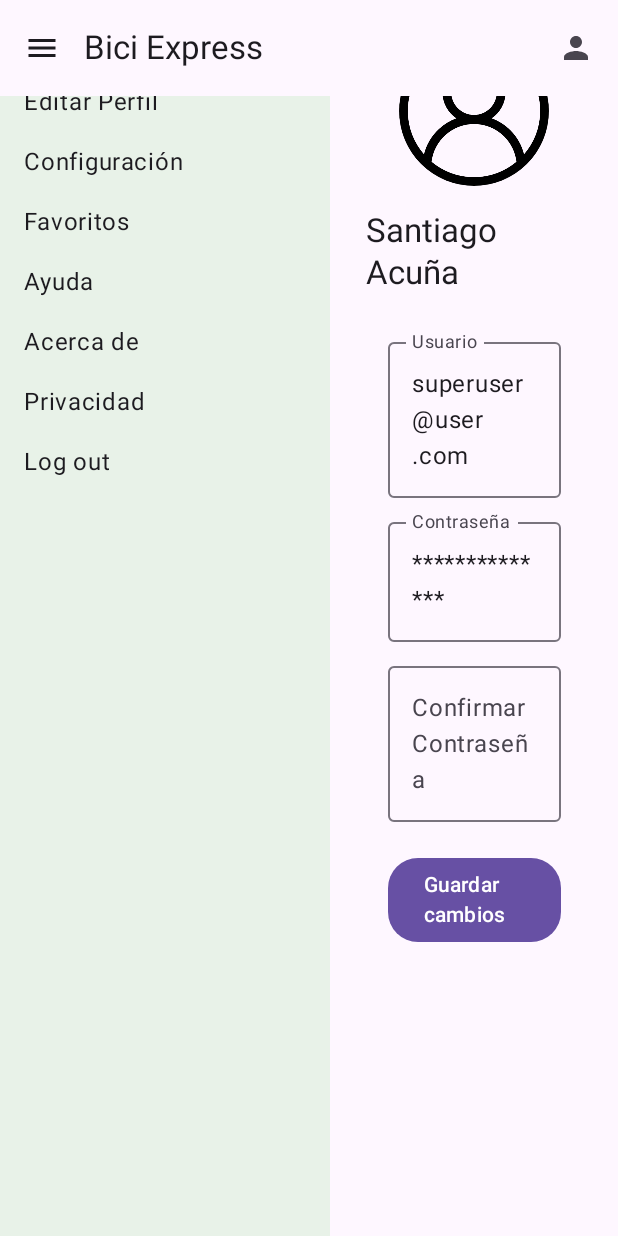
After one commit to lordimpi/BiciExpress, an Android app built with Jetpack Compose: the ProfileScreen screen opened through its navigation route, on a phone screen of 412 x 824 dp. The commit adds this screen. Run offline under Robolectric (Android 15) with nearby library versions, the phone set to English and light mode, and no system bars.

Commit message:
se realizan cambios a las pantallas

```diff
--- a/app/build.gradle.kts
+++ b/app/build.gradle.kts
@@ -49,6 +49,9 @@ dependencies {
     implementation(libs.androidx.ui.graphics)
     implementation(libs.androidx.ui.tooling.preview)
     implementation(libs.androidx.material3)
+    implementation(libs.androidx.navigation.compose)
+    implementation(libs.androidx.lifecycle.viewmodel.compose)
+    implementation(libs.coil.compose.v270)
     testImplementation(libs.junit)
     androidTestImplementation(libs.androidx.junit)
     androidTestImplementation(libs.androidx.espresso.core)
--- a/app/src/main/AndroidManifest.xml
+++ b/app/src/main/AndroidManifest.xml
@@ -1,6 +1,8 @@
 <?xml version="1.0" encoding="utf-8"?>
 <manifest xmlns:android="http://schemas.android.com/apk/res/android"
     xmlns:tools="http://schemas.android.com/tools">
+
+    <uses-permission android:name="android.permission.INTERNET" />
 
     <application
         android:allowBackup="true"
--- /dev/null
+++ b/app/src/main/java/edu/unicauca/apimovil/biciexpress/BiciExpressTopBar.kt
@@ -0,0 +1,28 @@
+package edu.unicauca.apimovil.biciexpress
+
+import androidx.compose.material.icons.Icons
+import androidx.compose.material.icons.filled.Menu
+import androidx.compose.material.icons.filled.Person
+import androidx.compose.material3.*
+import androidx.compose.runtime.Composable
+
+@OptIn(ExperimentalMaterial3Api::class)
+@Composable
+fun BiciExpressTopBar(
+    onMenuClick: () -> Unit,
+    onProfileClick: () -> Unit
+) {
+    TopAppBar(
+        title = { Text("Bici Express") },
+        navigationIcon = {
+            IconButton(onClick = onMenuClick) {
+                Icon(Icons.Filled.Menu, contentDescription = "Menú")
+            }
+        },
+        actions = {
+            IconButton(onClick = onProfileClick) {
+                Icon(Icons.Filled.Person, contentDescription = "Perfil")
+            }
+        }
+    )
+}
--- /dev/null
+++ b/app/src/main/java/edu/unicauca/apimovil/biciexpress/DrawerContent.kt
@@ -0,0 +1,84 @@
+package edu.unicauca.apimovil.biciexpress
+
+import androidx.compose.foundation.layout.Spacer
+import androidx.compose.foundation.layout.height
+import androidx.compose.material.icons.Icons
+import androidx.compose.material.icons.filled.Favorite
+import androidx.compose.material.icons.filled.Home
+import androidx.compose.material.icons.filled.Info
+import androidx.compose.material.icons.filled.Lock
+import androidx.compose.material.icons.filled.Search
+import androidx.compose.material.icons.filled.Settings
+import androidx.compose.material3.*
+import androidx.compose.runtime.Composable
+import androidx.compose.runtime.rememberCoroutineScope
+import androidx.compose.ui.Modifier
+import androidx.compose.ui.graphics.Color
+import androidx.compose.ui.unit.dp
+import androidx.navigation.NavController
+import kotlinx.coroutines.launch
+
+@Composable
+fun DrawerContent(
+    navController: NavController,
+    drawerState: DrawerState
+) {
+    val coroutineScope = rememberCoroutineScope()
+
+    ModalDrawerSheet(
+        drawerContainerColor = Color(0xFFE8F2E8)
+    ) {
+        Spacer(modifier = Modifier.height(16.dp))
+
+        DrawerMenuItem(
+            label = "Configuración",
+            icon = Icons.Filled.Settings,
+            onClick = {
+                coroutineScope.launch { drawerState.close() }
+                // navegar a configuración
+            }
+        )
+        DrawerMenuItem(
+            label = "Favoritos",
+            icon = Icons.Filled.Favorite,
+            onClick = {
+                coroutineScope.launch { drawerState.close() }
+                // Navegar para ir a favoritos
+            }
+        )
+        DrawerMenuItem(
+            label = "Ayuda",
+            icon = Icons.Filled.Search,
+            onClick = {
+                coroutineScope.launch { drawerState.close() }
+                // Navegar para ayuda
+            }
+        )
+        DrawerMenuItem(
+            label = "Acerca de",
+            icon = Icons.Filled.Info,
+            onClick = {
+                coroutineScope.launch { drawerState.close() }
+                navController.navigate(Screen.Credits.route)
+            }
+        )
+        DrawerMenuItem(
+            label = "Privacidad",
+            icon = Icons.Filled.Lock,
+            onClick = {
+                coroutineScope.launch { drawerState.close() }
+                // Aquí puedo navegar o abrir algo
+            }
+        )
+        DrawerMenuItem(
+            label = "Log out",
+            icon = Icons.Filled.Home,
+            onClick = {
+                coroutineScope.launch { drawerState.close() }
+                navController.navigate(Screen.Login.route) {
+                    popUpTo(0) // Limpia el stack de navegación
+                }
+            }
+        )
+    }
+}
--- /dev/null
+++ b/app/src/main/java/edu/unicauca/apimovil/biciexpress/DrawerMenuItem.kt
@@ -0,0 +1,25 @@
+package edu.unicauca.apimovil.biciexpress
+
+import androidx.compose.foundation.layout.padding
+import androidx.compose.material3.Icon
+import androidx.compose.material3.NavigationDrawerItem
+import androidx.compose.material3.NavigationDrawerItemDefaults
+import androidx.compose.material3.Text
+import androidx.compose.runtime.Composable
+import androidx.compose.ui.Modifier
+import androidx.compose.ui.graphics.vector.ImageVector
+
+@Composable
+fun DrawerMenuItem(
+    label: String,
+    icon: ImageVector,
+    onClick: () -> Unit
+) {
+    NavigationDrawerItem(
+        label = { Text(label) },
+        icon = { Icon(icon, contentDescription = null) },
+        selected = false,
+        onClick = onClick,
+        modifier = Modifier.padding(NavigationDrawerItemDefaults.ItemPadding)
+    )
+}
--- /dev/null
+++ b/app/src/main/java/edu/unicauca/apimovil/biciexpress/LoginScreen.kt
@@ -0,0 +1,83 @@
+package edu.unicauca.apimovil.biciexpress
+
+import androidx.compose.foundation.Image
+import androidx.compose.foundation.layout.*
+import androidx.compose.foundation.text.KeyboardOptions
+import androidx.compose.material3.*
+import androidx.compose.runtime.Composable
+import androidx.compose.ui.Alignment
+import androidx.compose.ui.Modifier
+import androidx.compose.ui.res.painterResource
+import androidx.compose.ui.text.input.KeyboardType
+import androidx.compose.ui.text.input.PasswordVisualTransformation
+import androidx.compose.ui.unit.dp
+import androidx.lifecycle.viewmodel.compose.viewModel
+import androidx.navigation.NavController
+
+
+@Composable
+fun LoginScreen(navController: NavController, loginViewModel: LoginViewModel = viewModel()) {
+    Column(
+        modifier = Modifier
+            .fillMaxSize()
+            .padding(24.dp),
+        verticalArrangement = Arrangement.Center
+    ) {
+        Image(
+            painter = painterResource(id = R.drawable.logo),
+            contentDescription = "Logo",
+            modifier = Modifier
+                .fillMaxWidth()
+                .height(150.dp)
+                .padding(bottom = 32.dp)
+        )
+
+        OutlinedTextField(
+            value = loginViewModel.email,
+            onValueChange = { loginViewModel.email = it },
+            label = { Text("Usuario") },
+            modifier = Modifier.fillMaxWidth()
+        )
+
+        Spacer(modifier = Modifier.height(8.dp))
+
+        OutlinedTextField(
+            value = loginViewModel.password,
+            onValueChange = { loginViewModel.password = it },
+            label = { Text("Contraseña") },
+            visualTransformation = PasswordVisualTransformation(),
+            keyboardOptions = KeyboardOptions(keyboardType = KeyboardType.Password),
+            modifier = Modifier.fillMaxWidth()
+        )
+
+        Spacer(modifier = Modifier.height(8.dp))
+
+        Row(
+            modifier = Modifier.fillMaxWidth(),
+            horizontalArrangement = Arrangement.SpaceBetween
+        ) {
+            Row (
+                verticalAlignment = Alignment.CenterVertically
+            ){
+                Checkbox(
+                    checked = loginViewModel.rememberMe,
+                    onCheckedChange = { loginViewModel.rememberMe = it }
+                )
+                Spacer(modifier = Modifier.width(4.dp))
+                Text("Recordar sesión")
+            }
+        }
+
+        Spacer(modifier = Modifier.height(16.dp))
+
+        Button(
+            onClick = {
+                loginViewModel.login()
+                navController.navigate(Screen.Catalog.route)
+            },
+            modifier = Modifier.fillMaxWidth()
+        ) {
+            Text(text = "Iniciar sesión")
+        }
+    }
+}
--- /dev/null
+++ b/app/src/main/java/edu/unicauca/apimovil/biciexpress/LoginViewModel.kt
@@ -0,0 +1,16 @@
+package edu.unicauca.apimovil.biciexpress
+
+import androidx.lifecycle.ViewModel
+import androidx.compose.runtime.mutableStateOf
+import androidx.compose.runtime.getValue
+import androidx.compose.runtime.setValue
+
+class LoginViewModel : ViewModel() {
+    var email by mutableStateOf("")
+    var password by mutableStateOf("")
+    var rememberMe by mutableStateOf(false)
+
+    fun login() {
+        // Lógica de autenticación futura
+    }
+}
--- a/app/src/main/java/edu/unicauca/apimovil/biciexpress/MainActivity.kt
+++ b/app/src/main/java/edu/unicauca/apimovil/biciexpress/MainActivity.kt
@@ -4,26 +4,19 @@ import android.os.Bundle
 import androidx.activity.ComponentActivity
 import androidx.activity.compose.setContent
 import androidx.activity.enableEdgeToEdge
-import androidx.compose.foundation.layout.fillMaxSize
 import androidx.compose.foundation.layout.padding
-import androidx.compose.material3.Text
+import androidx.compose.material3.DrawerValue
+import androidx.compose.material3.ModalNavigationDrawer
+import androidx.compose.material3.Scaffold
+import androidx.compose.material3.rememberDrawerState
 import androidx.compose.runtime.Composable
+import androidx.compose.runtime.rememberCoroutineScope
 import androidx.compose.ui.Modifier
 import androidx.compose.ui.tooling.preview.Preview
+import androidx.navigation.compose.currentBackStackEntryAsState
+import androidx.navigation.compose.rememberNavController
 import edu.unicauca.apimovil.biciexpress.ui.theme.BiciExpressTheme
-import androidx.compose.foundation.layout.Arrangement
-import androidx.compose.foundation.layout.Column
-import androidx.compose.foundation.layout.Spacer
-import androidx.compose.foundation.layout.fillMaxWidth
-import androidx.compose.foundation.layout.height
-import androidx.compose.material3.MaterialTheme
-import androidx.compose.ui.unit.dp
-import androidx.compose.foundation.text.KeyboardOptions
-import androidx.compose.material3.*
-import androidx.compose.runtime.*
-import androidx.compose.ui.text.input.*
-
-
+import kotlinx.coroutines.launch
 
 class MainActivity : ComponentActivity() {
     override fun onCreate(savedInstanceState: Bundle?) {
@@ -31,60 +24,51 @@ class MainActivity : ComponentActivity() {
         enableEdgeToEdge()
         setContent {
             BiciExpressTheme {
-                LoginScreen()
+                AppContent()
             }
         }
     }
 }
 
 @Composable
-fun LoginScreen(modifier: Modifier = Modifier) {
-    var username by remember { mutableStateOf("") }
-    var password by remember { mutableStateOf("") }
-    var passwordVisible by remember { mutableStateOf(false) }
+fun AppContent() {
+    val navController = rememberNavController()
+    val drawerState = rememberDrawerState(initialValue = DrawerValue.Closed)
+    val coroutineScope = rememberCoroutineScope()
 
-    Column(
-        modifier = modifier
-            .fillMaxSize()
-            .padding(16.dp),
-        verticalArrangement = Arrangement.Center
+    val currentDestination = navController.currentBackStackEntryAsState().value?.destination?.route
+
+    ModalNavigationDrawer(
+        drawerState = drawerState,
+        drawerContent = {
+            DrawerContent(navController, drawerState)
+        }
     ) {
-        Text(text = "Iniciar Sesión", style = MaterialTheme.typography.headlineMedium)
-        Spacer(modifier = Modifier.height(16.dp))
-
-        OutlinedTextField(
-            value = username,
-            onValueChange = { username = it },
-            label = { Text("Usuario") },
-            modifier = Modifier.fillMaxWidth()
-        )
-
-        Spacer(modifier = Modifier.height(8.dp))
-
-        OutlinedTextField(
-            value = password,
-            onValueChange = { password = it },
-            label = { Text("Contraseña") },
-            visualTransformation = if (passwordVisible) VisualTransformation.None else PasswordVisualTransformation(),
-            keyboardOptions = KeyboardOptions(keyboardType = KeyboardType.Password),
-            modifier = Modifier.fillMaxWidth()
-        )
-
-        Spacer(modifier = Modifier.height(16.dp))
-
-        Button(
-            onClick = { /* Lógica de autenticación */ },
-            modifier = Modifier.fillMaxWidth()
-        ) {
-            Text("Iniciar Sesión")
+        Scaffold(
+            topBar = {
+                if (currentDestination != Screen.Login.route) {
+                    BiciExpressTopBar(
+                        onMenuClick = {
+                            coroutineScope.launch { drawerState.open() }
+                        },
+                        onProfileClick = {
+                            // No hacer nada al pulsar ícono de perfil
+                        }
+                    )
+                }
+            }
+        ) { innerPadding ->
+            NavGraph(
+                navController = navController,
+                modifier = Modifier.padding(innerPadding)
+            )
         }
     }
 }
 
+
 @Preview(showBackground = true)
 @Composable
 fun LoginScreenPreview() {
-    BiciExpressTheme {
-        LoginScreen()
-    }
+    LoginScreen(navController = rememberNavController())
 }
--- /dev/null
+++ b/app/src/main/java/edu/unicauca/apimovil/biciexpress/NavGraph.kt
@@ -0,0 +1,37 @@
+package edu.unicauca.apimovil.biciexpress
+
+import androidx.compose.runtime.Composable
+import androidx.compose.ui.Modifier
+import androidx.navigation.NavHostController
+import androidx.navigation.compose.NavHost
+import androidx.navigation.compose.composable
+
+@Composable
+fun NavGraph(
+    navController: NavHostController,
+    modifier: Modifier = Modifier
+) {
+    NavHost(navController, startDestination = Screen.Login.route) {
+        composable(Screen.Login.route) { LoginScreen(navController) }
+        composable(Screen.Catalog.route) { CatalogScreen(navController) }
+        composable(
+            route = "bike_detail/{name}/{description}/{imageUrl}",
+        ) { backStackEntry ->
+            val name = backStackEntry.arguments?.getString("name") ?: ""
+            val description = backStackEntry.arguments?.getString("description") ?: ""
+            val imageUrl = backStackEntry.arguments?.getString("imageUrl") ?: ""
+
+            BikeDetailScreen(
+                navController = navController,
+                name = name,
+                description = description,
+                imageUrl = imageUrl
+            )
+        }
+
+        composable(Screen.Profile.route) {
+            ProfileScreen(navController)
+        }
+
+    }
+}
--- /dev/null
+++ b/app/src/main/java/edu/unicauca/apimovil/biciexpress/ProfileScreen.kt
@@ -0,0 +1,105 @@
+package edu.unicauca.apimovil.biciexpress
+
+import androidx.compose.foundation.Image
+import androidx.compose.foundation.background
+import androidx.compose.foundation.layout.*
+import androidx.compose.foundation.shape.CircleShape
+import androidx.compose.foundation.shape.RoundedCornerShape
+import androidx.compose.material3.*
+import androidx.compose.runtime.*
+import androidx.compose.ui.Alignment
+import androidx.compose.ui.Modifier
+import androidx.compose.ui.draw.clip
+import androidx.compose.ui.graphics.Color
+import androidx.compose.ui.res.painterResource
+import androidx.compose.ui.unit.dp
+import androidx.navigation.NavController
+
+@Composable
+fun ProfileScreen(navController: NavController) {
+    Row(modifier = Modifier.fillMaxSize()) {
+        // Menú lateral
+        Column(
+            modifier = Modifier
+                .width(220.dp)
+                .fillMaxHeight()
+                .background(Color(0xFFE8F2E8))
+                .padding(16.dp)
+        ) {
+            Text("Cuenta", style = MaterialTheme.typography.titleSmall)
+
+            Spacer(modifier = Modifier.height(12.dp))
+
+            listOf(
+                "Editar Perfil",
+                "Configuración",
+                "Favoritos",
+                "Ayuda",
+                "Acerca de",
+                "Privacidad",
+                "Log out"
+            ).forEach { item ->
+                Text(
+                    text = item,
+                    modifier = Modifier
+                        .fillMaxWidth()
+                        .padding(vertical = 8.dp),
+                    style = MaterialTheme.typography.bodyLarge
+                )
+            }
+        }
+
+        // Contenido del perfil
+        Column(
+            modifier = Modifier
+                .fillMaxSize()
+                .padding(24.dp),
+            horizontalAlignment = Alignment.CenterHorizontally
+        ) {
+            Image(
+                painter = painterResource(id = R.drawable.user),
+                contentDescription = null,
+                modifier = Modifier
+                    .size(100.dp)
+                    .clip(CircleShape)
+            )
+
+            Spacer(modifier = Modifier.height(16.dp))
+            Text("Santiago Acuña", style = MaterialTheme.typography.titleLarge)
+
+            Spacer(modifier = Modifier.height(24.dp))
+
+            OutlinedTextField(
+                value = "superuser@user.com",
+                onValueChange = {},
+                label = { Text("Usuario") },
+                modifier = Modifier.fillMaxWidth(0.8f)
+            )
+
+            Spacer(modifier = Modifier.height(8.dp))
+            OutlinedTextField(
+                value = "**************",
+                onValueChange = {},
+                label = { Text("Contraseña") },
+                modifier = Modifier.fillMaxWidth(0.8f)
+            )
+
+            Spacer(modifier = Modifier.height(8.dp))
+            OutlinedTextField(
+                value = "",
+                onValueChange = {},
+                label = { Text("Confirmar Contraseña") },
+                modifier = Modifier.fillMaxWidth(0.8f)
+            )
+
+            Spacer(modifier = Modifier.height(24.dp))
+            Button(
+                onClick = { /* guardar cambios */ },
+                shape = RoundedCornerShape(20.dp),
+                modifier = Modifier.fillMaxWidth(0.8f)
+            ) {
+                Text("Guardar cambios")
+            }
+        }
+    }
+}
```
Also changed, not shown: app/src/main/java/edu/unicauca/apimovil/biciexpress/BikeDetailScreen.kt (added, +124 -0 lines), app/src/main/java/edu/unicauca/apimovil/biciexpress/CatalogScreen.kt (added, +78 -0 lines), app/src/main/java/edu/unicauca/apimovil/biciexpress/CatalogViewModel.kt (added, +36 -0 lines), app/src/main/java/edu/unicauca/apimovil/biciexpress/Screen.kt (added, +9 -0 lines), gradle/libs.versions.toml (+7 -0 lines), app/src/main/res/drawable/logo.png (added), app/src/main/res/drawable/user.png (added).
